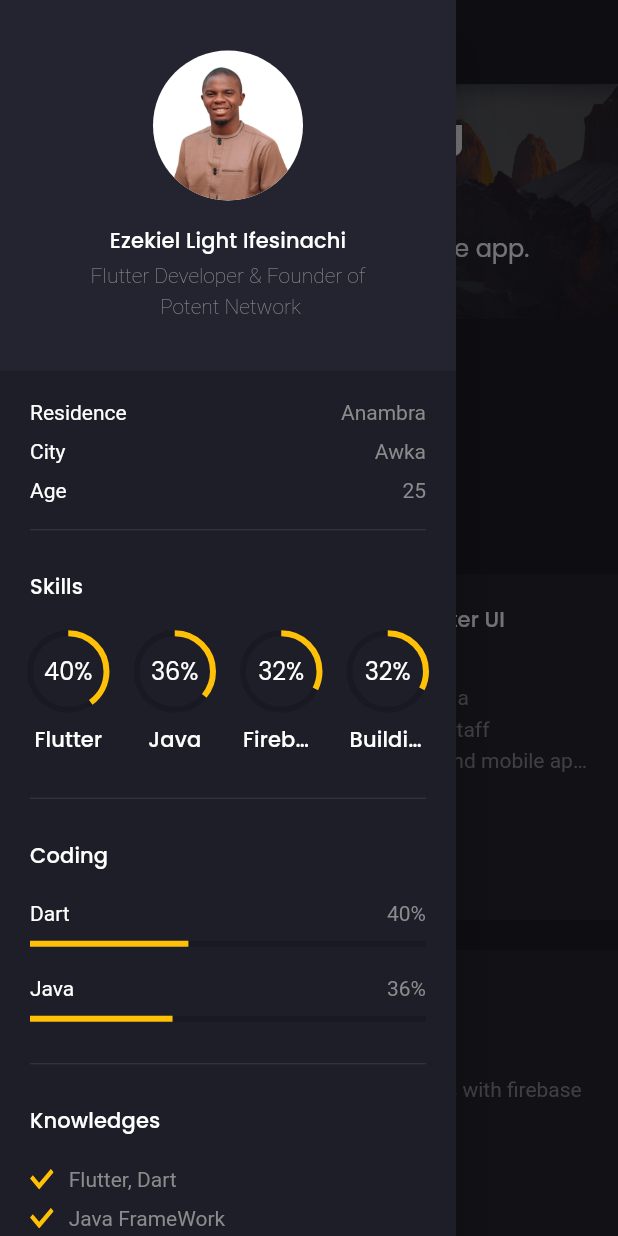
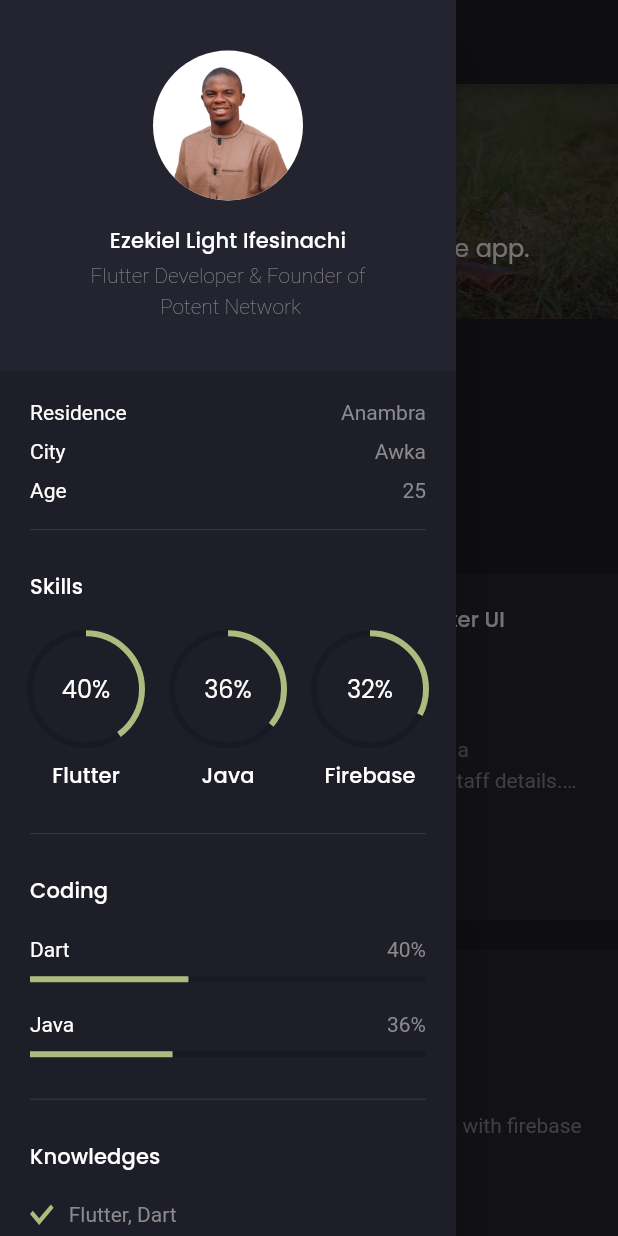
Before and after one commit to LightEzekiel/MyPortfolio, a Flutter app: the screen it shows after launch, with the side drawer open, on a phone screen of 412 x 824 dp. Run offline on Flutter 3.47's test engine with Material 2 defaults, Android fonts, the phone set to English and light mode, and no system bars; drawn by our look-alikes of animated_text_kit; our stand-ins replace flutter_svg, google_fonts; missing offline and left inert: dart:html.

Commit message:
Updated Template

```diff
--- a/lib/constants.dart
+++ b/lib/constants.dart
@@ -1,6 +1,7 @@
 import 'package:flutter/material.dart';
 
-const primaryColor = Color(0xFFFFC107);
+const primaryColor2 = Color(0xFFFFC107);
+const primaryColor = Color.fromRGBO(174, 186, 126, 1);
 const secondaryColor = Color(0xFF242430);
 const darkColor = Color(0xFF191923);
 const bodyTextColor = Color(0xFF8B8B8D);
--- a/lib/models/Recommendation.dart
+++ b/lib/models/Recommendation.dart
@@ -15,12 +15,12 @@ final List<Recommendation> demo_recommendations = [
     name: "Precious Okafor C.",
     source: "Twitter",
     text:
-        "Light is great asset for any organization. It's a true pleasure working with him at TakeIn. His flutter skill is amazing as well as his professionalism and being a good team player. Abu's problem solving skill is also one of his great skills.",
+        "Light is great asset for any organization. It's a true pleasure working with him at Bisector. His flutter skill is amazing as well as his professionalism and being a good team player. Light's problem solving skill is also one of his great skills.",
   ),
   Recommendation(
     name: "Obodozie Chuka",
     source: "LinkedIn",
     text:
-        "I like your way you doing your project and working with you is quite wonderful.\nI sincerely recommend you to any outstanding organization.",
+        "I like the way you structure your project and working with you is quite wonderful.\nI sincerely recommend you to any outstanding organization.",
   ),
 ];
--- a/lib/screen/home/components/home_banner.dart
+++ b/lib/screen/home/components/home_banner.dart
@@ -31,8 +31,8 @@ class HomeBanner extends StatelessWidget {
         fit: StackFit.expand,
         children: [
           Image.asset(
-            "assets/images/bg.jpeg",
-            fit: BoxFit.cover,
+            "assets/images/explore.jpg",
+            fit: BoxFit.fill,
           ),
           Container(color: darkColor.withOpacity(0.66)),
           Padding(
@@ -42,7 +42,7 @@ class HomeBanner extends StatelessWidget {
               mainAxisAlignment: MainAxisAlignment.center,
               children: [
                 Text(
-                  "Discover my Amazing \nArt Space!",
+                  "Building a \nBigger Dream!",
                   style: Responsive.isDesktop(context)
                       ? Theme.of(context).textTheme.headline3!.copyWith(
                             fontWeight: FontWeight.bold,
--- a/lib/screen/home/components/my_projects.dart
+++ b/lib/screen/home/components/my_projects.dart
@@ -38,7 +38,7 @@ class ProjectsGridView extends StatelessWidget {
   const ProjectsGridView({
     Key? key,
     this.crossAxisCount = 3,
-    this.childAspectRatio = 1.3,
+    this.childAspectRatio = 1.4,
   }) : super(key: key);
 
   final int crossAxisCount;
--- a/lib/screen/home/components/project_card.dart
+++ b/lib/screen/home/components/project_card.dart
@@ -29,18 +29,18 @@ class ProjectCard extends StatelessWidget {
           Spacer(),
           Text(
             project.description!,
-            maxLines: Responsive.isMobileLarge(context) ? 3 : 4,
+            maxLines: Responsive.isMobileLarge(context) ? 2 : 3,
             overflow: TextOverflow.ellipsis,
             style: TextStyle(height: 1.5),
           ),
           Spacer(),
-          TextButton(
-            onPressed: () {},
-            child: Text(
-              "Read More >>",
-              style: TextStyle(color: primaryColor),
-            ),
-          ),
+          // TextButton(
+          //   onPressed: () {},
+          //   child: Text(
+          //     "Read More >>",
+          //     style: TextStyle(color: primaryColor),
+          //   ),
+          // ),
         ],
       ),
     );
--- a/lib/screen/main/components/knowledges.dart
+++ b/lib/screen/main/components/knowledges.dart
@@ -47,7 +47,8 @@ class KnowledgeText extends StatelessWidget {
       padding: const EdgeInsets.only(bottom: defaultPadding / 2),
       child: Row(
         children: [
-          SvgPicture.asset("assets/icons/check.svg"),
+          SvgPicture.asset("assets/icons/check.svg",
+          color: primaryColor,),
           SizedBox(width: defaultPadding / 2),
           Text(text),
         ],
--- a/lib/screen/main/components/side_menu.dart
+++ b/lib/screen/main/components/side_menu.dart
@@ -1,3 +1,4 @@
+import 'dart:html' as html;
 import 'package:flutter/material.dart';
 import 'package:flutter_svg/svg.dart';
 import 'package:url_launcher/url_launcher.dart';
@@ -58,7 +59,8 @@ class SideMenu extends StatelessWidget {
                     Divider(),
                     SizedBox(height: defaultPadding / 2),
                     TextButton(
-                      onPressed: () {},
+                      onPressed: () {
+                         html.window.open("https://github.com/LightEzekiel/LightEzekiel.github.io/blob/main/assets/assets/LightezekielCV.pdf", "text");},
                       child: FittedBox(
                         child: Row(
                           children: [
--- a/lib/screen/main/components/skills.dart
+++ b/lib/screen/main/components/skills.dart
@@ -36,18 +36,11 @@ class Skills extends StatelessWidget {
                 label: "Java",
               ),
             ),
-           SizedBox(width: defaultPadding),
+              SizedBox(width: defaultPadding),
             Expanded(
               child: AnimatedCircularProgressIndicator(
                 percentage: 0.65,
                 label: "Firebase",
-              ),
-            ),
-             SizedBox(width: defaultPadding),
-            Expanded(
-              child: AnimatedCircularProgressIndicator(
-                percentage: 0.65,
-                label: "Building Design",
               ),
             ),
           ],
--- a/pubspec.yaml
+++ b/pubspec.yaml
@@ -54,6 +54,7 @@ flutter:
   assets:
     - assets/icons/
     - assets/images/
+    - assets/LightezekielCV.pdf
   # An image asset can refer to one or more resolution-specific "variants", see
   # https://flutter.dev/assets-and-images/#resolution-aware
   # For details regarding adding assets from package dependencies, see
```
Also changed, not shown: assets/images/bg.jpeg (deleted), assets/images/explore.jpg (added), 2 other files.
